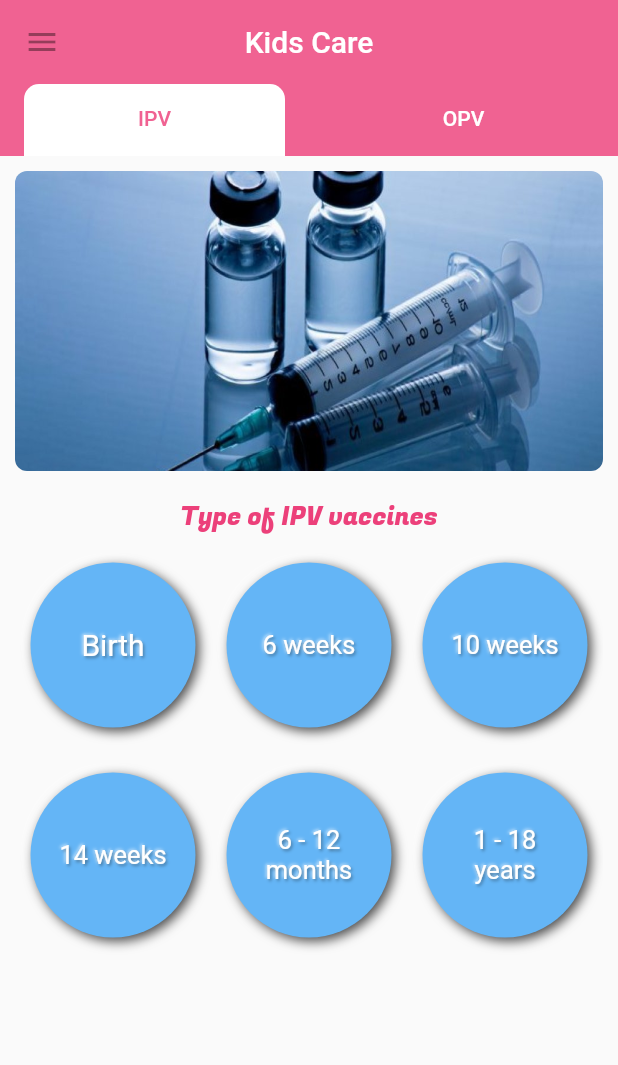
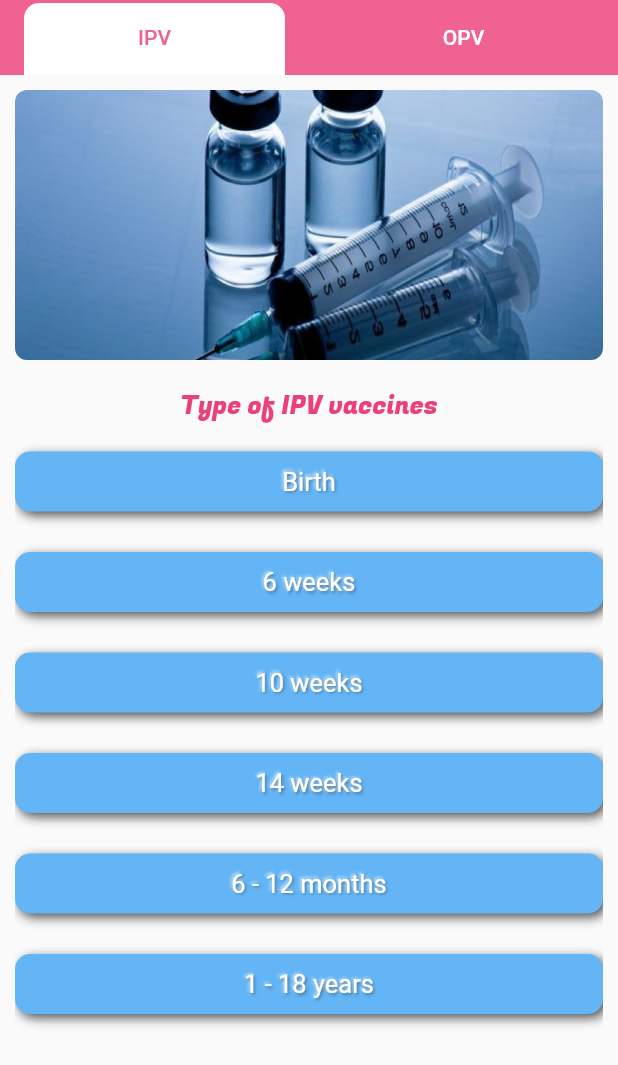
Before and after one commit to lijogeorgep/kids-care, a Flutter app: the HomePage screen opened directly, on a phone screen of 412 x 824 dp. Shown: the top 1065 px of the screen. Run offline on Flutter 3.47's test engine with Material 2 defaults, Android fonts, the phone set to English and light mode, and no system bars; drawn by our look-alikes of flutter_neumorphic; our stand-ins replace intro_slider, splashscreen; missing offline and left inert: circular_menu.

Commit message:
21/04/2021

```diff
--- a/lib/main.dart
+++ b/lib/main.dart
@@ -1,6 +1,5 @@
 import 'package:flutter/material.dart';
-// import 'package:kids_care/presentation/screens/HomePage.dart';
-// import 'package:kids_care/presentation/widgets/introduction_slider.dart';
+
 import 'package:kids_care/presentation/widgets/splash_screen.dart';
 
 void main() => runApp(MyApp());
@@ -9,7 +8,8 @@ class MyApp extends StatelessWidget {
   @override
   Widget build(BuildContext context) {
     return MaterialApp(
-      home: SplashScreenPage(),
+      debugShowCheckedModeBanner: false,
+               home: SplashScreenPage(),
     );
   }
 }
--- a/lib/presentation/screens/HomePage.dart
+++ b/lib/presentation/screens/HomePage.dart
@@ -1,6 +1,7 @@
 import 'dart:async';
 import 'package:flutter/material.dart';
 import 'package:flutter_neumorphic/flutter_neumorphic.dart';
+
 import 'package:kids_care/presentation/subScreens/Hompage_Links/Birth.dart';
 import 'package:kids_care/presentation/subScreens/Hompage_Links/FourteenWeeks.dart';
 import 'package:kids_care/presentation/subScreens/Hompage_Links/OneToEighteen.dart';
@@ -15,6 +16,7 @@ class HomePage extends StatefulWidget {
 
 class _HomePageState extends State<HomePage> {
   final PageController controller = PageController(initialPage: 0);
+
   int _currentPage = 0;
 
   @override
@@ -40,17 +42,13 @@ class _HomePageState extends State<HomePage> {
     return DefaultTabController(
       length: 2,
       child: Scaffold(
-        appBar: AppBar(
-          title: Text('Kids Care'),
-          leading: IconButton(
-            icon: Icon(Icons.menu),
-            // call toggle from SlideDrawer to alternate between open and close
-            // when pressed menu button
-          ),
+        appBar: PreferredSize(
+          preferredSize: Size.fromHeight(50),
+          child: AppBar(
             centerTitle: true,
             backgroundColor: Colors.pink.shade300,
             elevation: 0,
-          // automaticallyImplyLeading: false,
+      automaticallyImplyLeading: false,
             bottom: TabBar(
               labelColor: Colors.pink.shade300,
               unselectedLabelColor: Colors.white,
@@ -76,6 +74,7 @@ class _HomePageState extends State<HomePage> {
               ],
             ),
           ),
+        ),
         body: Padding(
           padding: const EdgeInsets.all(10.0),
           child: TabBarView(
@@ -84,7 +83,7 @@ class _HomePageState extends State<HomePage> {
                 child: Column(
                   children: [
                     Container(
-                      height: 200,
+                      height: 180,
                       width: MediaQuery.of(context).size.width,
                       child: PageView(
                         scrollDirection: Axis.horizontal,
@@ -94,21 +93,21 @@ class _HomePageState extends State<HomePage> {
                             borderRadius: BorderRadius.circular(8.0),
                             child: Image.asset(
                               'assets/images/pageview1.jpg',
-                              fit: BoxFit.fitWidth,
+                              fit: BoxFit.cover,
                             ),
                           ),
                           ClipRRect(
                             borderRadius: BorderRadius.circular(8.0),
                             child: Image.asset(
                               'assets/images/pageview2.jpg',
-                              fit: BoxFit.fitWidth,
+                              fit: BoxFit.cover,
                             ),
                           ),
                           ClipRRect(
                             borderRadius: BorderRadius.circular(8.0),
                             child: Image.asset(
                               'assets/images/pageview3.jpg',
-                              fit: BoxFit.fitWidth,
+                              fit: BoxFit.cover,
                             ),
                           ),
                         ],
@@ -130,24 +129,19 @@ class _HomePageState extends State<HomePage> {
                     ),
                     Container(
                       width: MediaQuery.of(context).size.width,
+                      height: MediaQuery.of(context).size.height / 2,
                       margin: EdgeInsets.only(top: 10),
                       child: Column(
                         mainAxisAlignment: MainAxisAlignment.spaceBetween,
                         children: [
-                          Row(
-                            mainAxisAlignment: MainAxisAlignment.spaceAround,
-                            children: [
-                              Container(
-                                width: 110,
-                                height: 110,
-                                child: NeumorphicButton(
+                          NeumorphicButton(
                             style: NeumorphicStyle(
                               depth: 5,
                               shadowDarkColor: Colors.black,
                               color: Colors.blue.shade300,
                               shape: NeumorphicShape.flat,
                               boxShape: NeumorphicBoxShape.roundRect(
-                                      BorderRadius.circular(100),
+                                BorderRadius.circular(10),
                               ),
                             ),
                             onPressed: () {
@@ -160,7 +154,7 @@ class _HomePageState extends State<HomePage> {
                               child: NeumorphicText(
                                 'Birth',
                                 textStyle: NeumorphicTextStyle(
-                                        fontSize: 20,
+                                  fontSize: 17,
                                 ),
                                 style: NeumorphicStyle(
                                     depth: 2,
@@ -169,18 +163,14 @@ class _HomePageState extends State<HomePage> {
                               ),
                             ),
                           ),
-                              ),
-                              Container(
-                                width: 110,
-                                height: 110,
-                                child: NeumorphicButton(
+                          NeumorphicButton(
                             style: NeumorphicStyle(
                               depth: 5,
                               shadowDarkColor: Colors.black,
                               color: Colors.blue.shade300,
                               shape: NeumorphicShape.flat,
                               boxShape: NeumorphicBoxShape.roundRect(
-                                      BorderRadius.circular(100),
+                                BorderRadius.circular(10),
                               ),
                             ),
                             onPressed: () {
@@ -202,18 +192,14 @@ class _HomePageState extends State<HomePage> {
                               ),
                             ),
                           ),
-                              ),
-                              Container(
-                                width: 110,
-                                height: 110,
-                                child: NeumorphicButton(
+                          NeumorphicButton(
                             style: NeumorphicStyle(
                               depth: 5,
                               shadowDarkColor: Colors.black,
                               color: Colors.blue.shade300,
                               shape: NeumorphicShape.flat,
                               boxShape: NeumorphicBoxShape.roundRect(
-                                      BorderRadius.circular(100),
+                                BorderRadius.circular(10),
                               ),
                             ),
                             onPressed: () {
@@ -235,34 +221,21 @@ class _HomePageState extends State<HomePage> {
                               ),
                             ),
                           ),
-                              ),
-                            ],
-                          ),
-                          SizedBox(
-                            height: 30,
-                          ),
-                          Row(
-                            mainAxisAlignment: MainAxisAlignment.spaceAround,
-                            children: [
-                              Container(
-                                width: 110,
-                                height: 110,
-                                child: NeumorphicButton(
+                          NeumorphicButton(
                             style: NeumorphicStyle(
                               depth: 5,
                               shadowDarkColor: Colors.black,
                               color: Colors.blue.shade300,
                               shape: NeumorphicShape.flat,
                               boxShape: NeumorphicBoxShape.roundRect(
-                                      BorderRadius.circular(100),
+                                BorderRadius.circular(10),
                               ),
                             ),
                             onPressed: () {
                               Navigator.push(
                                   context,
                                   MaterialPageRoute(
-                                            builder: (context) =>
-                                                FourteenWeeks()));
+                                      builder: (context) => FourteenWeeks()));
                             },
                             child: Center(
                               child: NeumorphicText(
@@ -277,26 +250,21 @@ class _HomePageState extends State<HomePage> {
                               ),
                             ),
                           ),
-                              ),
-                              Container(
-                                width: 110,
-                                height: 110,
-                                child: NeumorphicButton(
+                          NeumorphicButton(
                             style: NeumorphicStyle(
                               depth: 5,
                               shadowDarkColor: Colors.black,
                               color: Colors.blue.shade300,
                               shape: NeumorphicShape.flat,
                               boxShape: NeumorphicBoxShape.roundRect(
-                                      BorderRadius.circular(100),
+                                BorderRadius.circular(10),
                               ),
                             ),
                             onPressed: () {
                               Navigator.push(
                                   context,
                                   MaterialPageRoute(
-                                            builder: (context) =>
-                                                SixToTwelve()));
+                                      builder: (context) => SixToTwelve()));
                             },
                             child: Center(
                               child: NeumorphicText(
@@ -311,26 +279,21 @@ class _HomePageState extends State<HomePage> {
                               ),
                             ),
                           ),
-                              ),
-                              Container(
-                                width: 110,
-                                height: 110,
-                                child: NeumorphicButton(
+                          NeumorphicButton(
                             style: NeumorphicStyle(
                               depth: 5,
                               shadowDarkColor: Colors.black,
                               color: Colors.blue.shade300,
                               shape: NeumorphicShape.flat,
                               boxShape: NeumorphicBoxShape.roundRect(
-                                      BorderRadius.circular(100),
+                                BorderRadius.circular(10),
                               ),
                             ),
                             onPressed: () {
                               Navigator.push(
                                   context,
                                   MaterialPageRoute(
-                                            builder: (context) =>
-                                                OneToEighteen()));
+                                      builder: (context) => OneToEighteen()));
                             },
                             child: Center(
                               child: NeumorphicText(
@@ -344,9 +307,6 @@ class _HomePageState extends State<HomePage> {
                                     color: Colors.white),
                               ),
                             ),
-                                ),
-                              ),
-                            ],
                           ),
                           SizedBox(
                             height: 10,
@@ -363,53 +323,6 @@ class _HomePageState extends State<HomePage> {
             ],
           ),
         ),
-
-        /// menu drawer
-        /*drawer: Container(
-          // width:MediaQuery.of(context).size.width/2,
-          child: Drawer(
-            child: Container(
-              color: Colors.blue.shade300,
-              child: ListView(
-                children: [
-                  Container(
-                    decoration: BoxDecoration(
-                      color: Colors.blue.shade300,
-                    ),
-                    child: DrawerHeader(
-                      child: CircleAvatar(
-                        child: ClipOval(
-                          child: Image(
-                            image:
-                                AssetImage('assets/images/kids-care-logo.png'),
-                          ),
-                        ),
-                      ),
-                    ),
-                  ),
-                  ListTile(
-                    title: Text(
-                      'itme1',
-                      style: TextStyle(color: Colors.white),
-                    ),
-                  ),
-                  ListTile(
-                    title: Text(
-                      'itme2',
-                      style: TextStyle(color: Colors.white),
-                    ),
-                  ),
-                  ListTile(
-                    title: Text(
-                      'itme3',
-                      style: TextStyle(color: Colors.white),
-                    ),
-                  ),
-                ],
-              ),
-            ),
-          ),
-        ),*/
       ),
     );
   }
--- a/lib/presentation/widgets/introduction_slider.dart
+++ b/lib/presentation/widgets/introduction_slider.dart
@@ -2,6 +2,7 @@
 import 'package:flutter/material.dart';
 import 'package:intro_slider/intro_slider.dart';
 import 'package:intro_slider/slide_object.dart';
+import 'package:kids_care/presentation/widgets/home_form.dart';
 import '../widgets/bottom_navigation.dart';
 class IntroductionSlider extends StatefulWidget {
   @override
@@ -44,7 +45,7 @@ class _IntroductionSliderState extends State<IntroductionSlider> {
   }
 
   void onDonePress() {
-    Navigator.push(context, MaterialPageRoute(builder: (context)=>BottomNavigation()));
+    Navigator.push(context, MaterialPageRoute(builder: (context)=>HomeForm()));
   }
 
   @override
--- a/pubspec.yaml
+++ b/pubspec.yaml
@@ -32,6 +32,7 @@ dependencies:
   splashscreen: ^1.3.5
   circular_menu: ^1.1.2
   flutter_neumorphic: ^3.1.0
+#  flutter_zoom_drawer: ^2.0.1
 
 dev_dependencies:
   flutter_test:
```
Also changed, not shown: lib/presentation/widgets/drawer_data.dart (added, +117 -0 lines), lib/presentation/widgets/home_form.dart (added, +101 -0 lines). Lines whose indentation alone changed are shown as unchanged.
